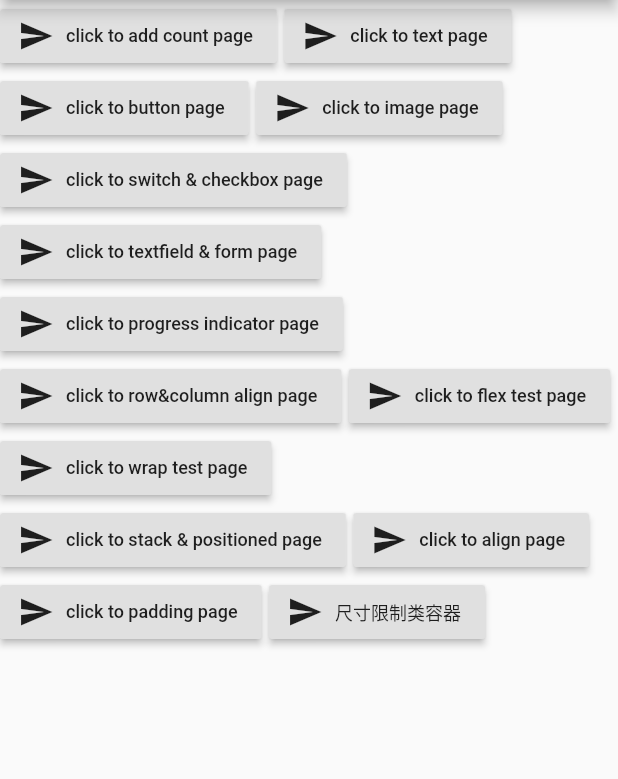
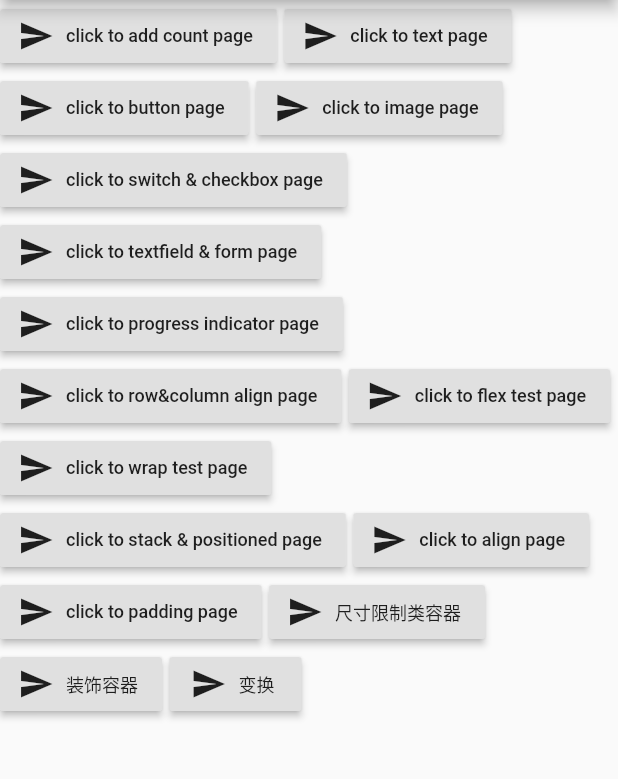
Before and after one commit to skyinJune/learn_flutter, a Flutter app: the screen it shows after launch, on a phone screen of 412 x 824 dp, the part 84-863 px from its top. Run offline on Flutter 3.47's test engine with Material 2 defaults, Android fonts, the phone set to English and light mode, and no system bars.

```diff
--- a/lib/main.dart
+++ b/lib/main.dart
@@ -14,6 +14,8 @@ import './pages/stack&positioned/index.dart';
 import './pages/align/index.dart';
 import './pages/paddingPage/index.dart';
 import './pages/constrainedBox/index.dart';
+import './pages/decoratedBox/index.dart';
+import './pages/transformTest/index.dart';
 
 void main() => runApp(MyApp());
 
@@ -170,6 +172,24 @@ class DemoHomePage extends StatelessWidget {
                   }));
                 },
                 icon: Icon(Icons.send)),
+            RaisedButton.icon(
+                label: Text('装饰容器',
+                    style: TextStyle(fontSize: 12)),
+                onPressed: () {
+                  Navigator.push(context, MaterialPageRoute(builder: (context) {
+                    return DecoratedBoxPage();
+                  }));
+                },
+                icon: Icon(Icons.send)),
+            RaisedButton.icon(
+                label: Text('变换',
+                    style: TextStyle(fontSize: 12)),
+                onPressed: () {
+                  Navigator.push(context, MaterialPageRoute(builder: (context) {
+                    return TransformTestPage();
+                  }));
+                },
+                icon: Icon(Icons.send)),
           ],
         ),
       ),
```
Also changed, not shown: lib/pages/decoratedBox/index.dart (added, +36 -0 lines), lib/pages/transformTest/index.dart (added, +49 -0 lines).
